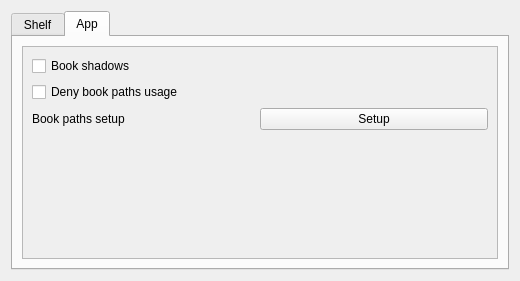
Qt form app/ui/settings.ui (brookite/Project-Bookshelf) before a commit.
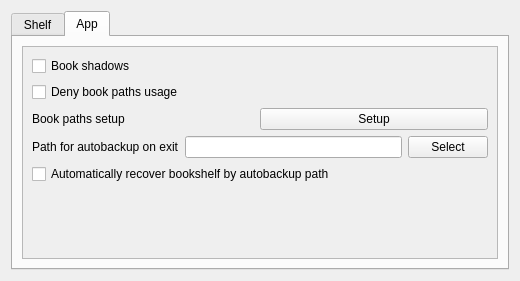
The same form after that commit. The open tabs and pages were chosen to show the change.

Diff of the .ui file:
```diff
--- a/app/ui/settings.ui
+++ b/app/ui/settings.ui
@@ -102,8 +102,8 @@
            <rect>
             <x>0</x>
             <y>0</y>
-            <width>478</width>
-            <height>215</height>
+            <width>353</width>
+            <height>161</height>
            </rect>
           </property>
           <layout class="QVBoxLayout" name="verticalLayout_3">
@@ -142,6 +142,34 @@
              </item>
             </layout>
            </item>
+           <item>
+            <layout class="QHBoxLayout" name="horizontalLayout_3">
+             <item>
+              <widget class="QLabel" name="label_3">
+               <property name="text">
+                <string>Path for autobackup on exit</string>
+               </property>
+              </widget>
+             </item>
+             <item>
+              <widget class="QLineEdit" name="pathBackup"/>
+             </item>
+             <item>
+              <widget class="QPushButton" name="selectPath">
+               <property name="text">
+                <string>Select</string>
+               </property>
+              </widget>
+             </item>
+            </layout>
+           </item>
+           <item>
+            <widget class="QCheckBox" name="recoverBookshelf">
+             <property name="text">
+              <string>Automatically recover bookshelf by autobackup path</string>
+             </property>
+            </widget>
+           </item>
            <item>
             <spacer name="verticalSpacer">
              <property name="orientation">
```
Left out of the diff: 17 changed lines with no effect on the pictures.
